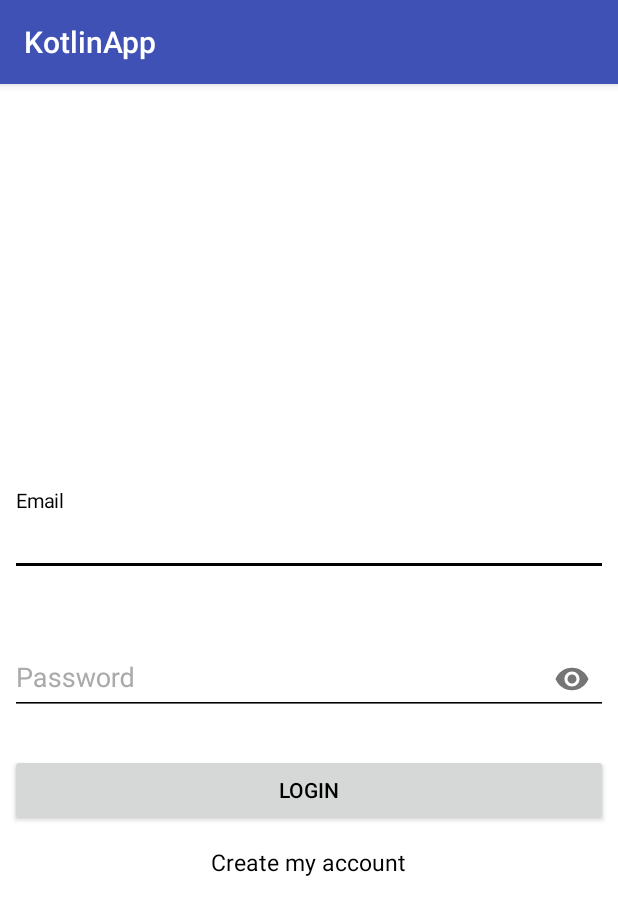
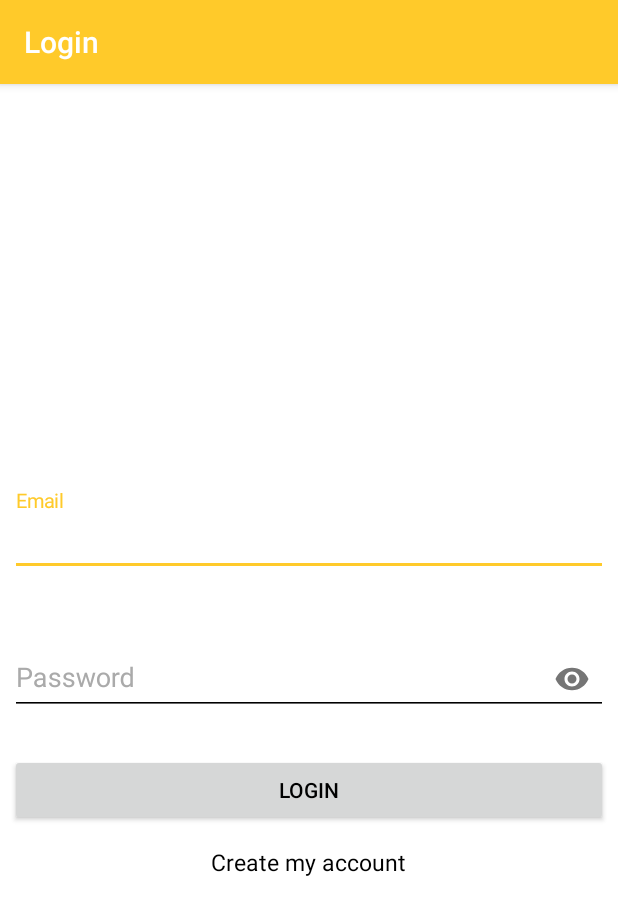
Before and after one commit to LeBronoMars/kotlin-firebase, an Android app: the screen it shows after launch (LoginActivity), on a phone screen of 412 x 824 dp. Shown: the top 915 px of the screen. Run offline under Robolectric (Android 15) with nearby library versions, the phone set to English and light mode, and no system bars; our stand-ins replace Firebase (no records; nobody signed in at launch, a user with empty details on screens opened directly), sdp/ssp sizes.

Commit message:
UI Tweaks

```diff
--- a/app/src/main/java/proto/com/kotlinapp/activities/LoginActivity.kt
+++ b/app/src/main/java/proto/com/kotlinapp/activities/LoginActivity.kt
@@ -19,6 +19,8 @@ class LoginActivity : BaseActivity() {
     override fun onCreate(savedInstanceState: Bundle?) {
         super.onCreate(savedInstanceState)
         setContentView(R.layout.activity_login)
+
+        setToolbarTitle("Login", false)
 
         fireBaseAuth.currentUser?.let {
             moveToHomeScreen()
@@ -44,6 +46,10 @@ class LoginActivity : BaseActivity() {
                 }
             }
         }
+
+        tv_create_account.setOnClickListener {
+            moveToOtherActivity(RegistrationActivity::class.java)
+        }
     }
 
     fun moveToHomeScreen() {
--- a/app/src/main/java/proto/com/kotlinapp/base/BaseActivity.kt
+++ b/app/src/main/java/proto/com/kotlinapp/base/BaseActivity.kt
@@ -1,6 +1,7 @@
 package proto.com.kotlinapp.base
 
 import android.app.ProgressDialog
+import android.content.Intent
 import android.support.v7.app.AppCompatActivity
 import android.widget.TextView
 import android.widget.Toast
@@ -66,4 +67,19 @@ abstract class BaseActivity : AppCompatActivity() {
     fun animateToUp() {
         overridePendingTransition(R.anim.in_from_bottom, R.anim.out_to_top)
     }
+
+    fun moveToOtherActivity(clz: Class<*>) {
+        val intent = Intent(this, clz)
+        startActivity(intent)
+        animateToLeft()
+    }
+
+    fun setToolbarTitle(title: String?, showHomeEnabled: Boolean) {
+        title?.let {
+            supportActionBar!!.title = title
+        }
+        supportActionBar!!.setDisplayHomeAsUpEnabled(showHomeEnabled)
+        supportActionBar!!.setDisplayShowHomeEnabled(showHomeEnabled)
+    }
+
 }
--- a/app/src/main/res/values/colors.xml
+++ b/app/src/main/res/values/colors.xml
@@ -1,6 +1,6 @@
 <?xml version="1.0" encoding="utf-8"?>
 <resources>
-    <color name="colorPrimary">#3F51B5</color>
+    <color name="colorPrimary">#FFCA2A</color>
     <color name="colorPrimaryDark">#303F9F</color>
     <color name="colorAccent">#FF4081</color>
 </resources>
--- a/app/src/main/res/values/styles.xml
+++ b/app/src/main/res/values/styles.xml
@@ -10,7 +10,7 @@
 
     <style name="FloatingLabelStyle" parent="TextAppearance.AppCompat">
         //hint color And Label Color in False State
-        <item name="android:textColor">@android:color/black</item>
+        <item name="android:textColor">@color/colorPrimary</item>
         <item name="android:textSize">@dimen/_10sdp</item>
     </style>
 
@@ -21,7 +21,7 @@
         //Label color in True State And Bar Color False And True State
         <item name="colorAccent">@color/colorAccent</item>
         <item name="colorControlNormal">@android:color/black</item>
-        <item name="colorControlActivated">@android:color/black</item>
+        <item name="colorControlActivated">@color/colorPrimary</item>
     </style>
 
     <!-- dialog animation -->
```
Also changed, not shown: app/src/main/java/proto/com/kotlinapp/activities/RegistrationActivity.kt (+13 -4 lines).
